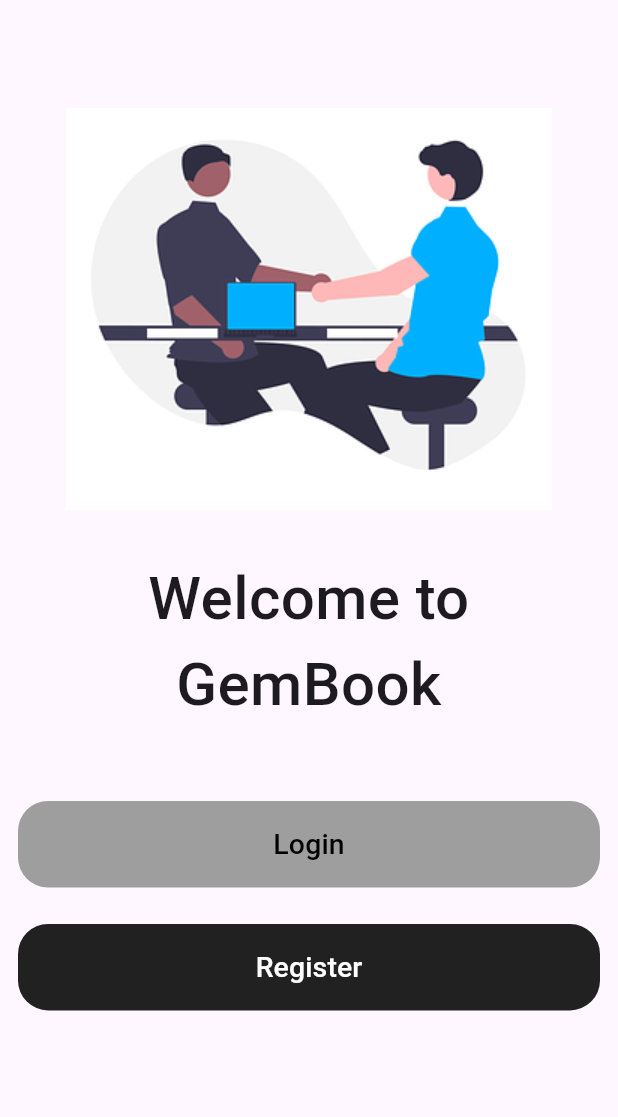
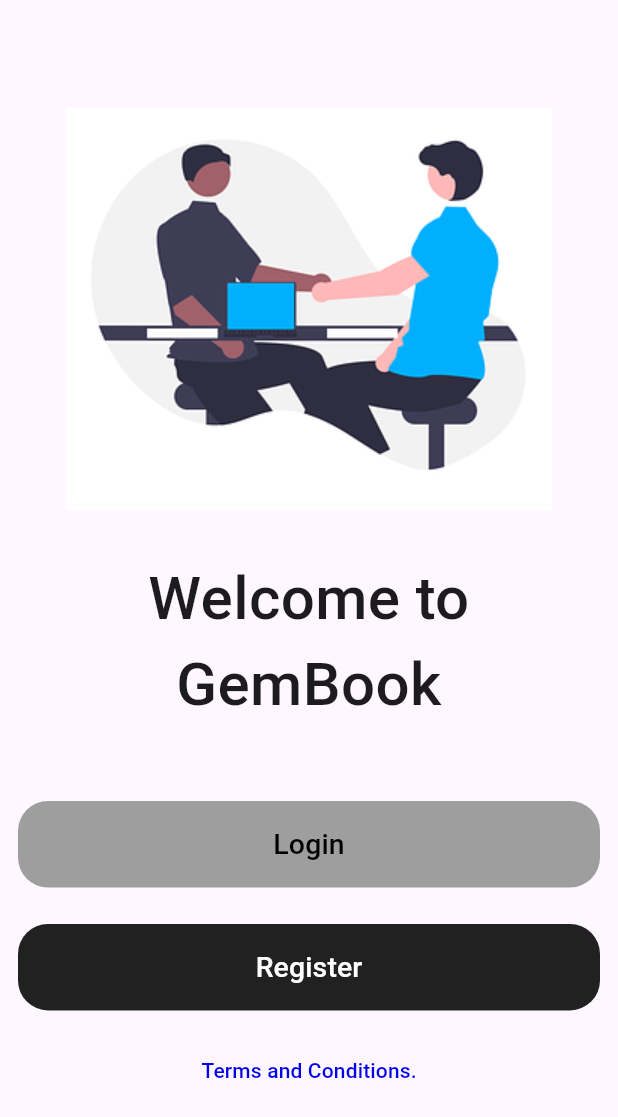
Before and after one commit to Sabithfulail/gem_book_mobile_app, a Flutter app: the IntroPage screen opened by its route, on a phone screen of 412 x 824 dp. Shown: the top 1117 px of the screen. Run offline on Flutter 3.47's test engine with Material 3 defaults, Android fonts, the light colour scheme and no system bars; our stand-ins replace cloud_firestore, curved_navigation_bar, firebase_auth, firebase_core, flutter_secure_storage, flutter_svg and 3 more; missing offline and left inert: tflite_flutter; accounts and stored records are empty.

Commit message:
terms and conditions added

```diff
--- a/lib/features/presentation/views/intro/intro_page.dart
+++ b/lib/features/presentation/views/intro/intro_page.dart
@@ -3,6 +3,9 @@ import 'package:gem_book/features/presentation/widgets/btn_component.dart';
 import 'package:gem_book/utils/app_images.dart';
 import 'package:gem_book/utils/app_strings.dart';
 import 'package:sizer/sizer.dart';
+import 'package:url_launcher/url_launcher.dart';
+import '../../../../utils/app_colors.dart';
+import '../../../../utils/app_constants.dart';
 import '../../../../utils/routes.dart';
 
 class IntroPage extends StatefulWidget {
@@ -49,7 +52,8 @@ class _IntroPageState extends State<IntroPage> {
               title: AppStrings.login,
               color: Colors.grey,
               onTap: () {
-                Navigator.popUntil(context, ModalRoute.withName(Routes.kLoginView));
+                Navigator.popUntil(
+                    context, ModalRoute.withName(Routes.kLoginView));
               },
             ),
             BtnComponent(
@@ -58,9 +62,27 @@ class _IntroPageState extends State<IntroPage> {
                 Navigator.pushNamed(context, Routes.kSignUpView);
               },
             ),
+            _termsAndConditions(context),
           ],
         ),
       ),
     );
   }
+
+
+  _termsAndConditions(context) {
+    return Row(
+      mainAxisAlignment: MainAxisAlignment.center,
+      children: [
+        TextButton(
+            onPressed: () {
+              Navigator.pushNamed(context, Routes.kTermsAndConditionsView);
+            },
+            child: const Text(
+              "Terms and Conditions.",
+              style: TextStyle(color: Color(0xff0000ee)),
+            ))
+      ],
+    );
+  }
 }
--- a/lib/features/presentation/views/login/login_view.dart
+++ b/lib/features/presentation/views/login/login_view.dart
@@ -131,7 +131,7 @@ class _LoginViewState extends State<LoginView> {
     return Row(
       mainAxisAlignment: MainAxisAlignment.center,
       children: [
-        const Text("Dont have an account? "),
+        const Text("Don't have an account? "),
         TextButton(
             onPressed: () {
               Navigator.pushNamed(
--- a/lib/utils/routes.dart
+++ b/lib/utils/routes.dart
@@ -11,6 +11,7 @@ import '../features/presentation/views/login/sign_up_view.dart';
 import '../features/presentation/views/notificaation/notification__view.dart';
 import '../features/presentation/views/profile/profile_view.dart';
 import '../features/presentation/views/splash/splash_view.dart';
+import '../features/presentation/views/terms_and_conditions/terms_and_condition_view.dart';
 import '../features/presentation/widgets/gem_add.dart';
 import '../features/presentation/widgets/gem_details_view.dart';
 import '../features/presentation/widgets/user.dart';
@@ -28,6 +29,7 @@ class Routes {
   static const String kEditPostView = 'kEditPostView';
   static const String kProfileView = 'kProfileView';
   static const String kForgotPasswordView = 'kForgotPasswordView';
+  static const String kTermsAndConditionsView = 'kTermsAndConditionsView';
 
   static Route<dynamic> generateRoute(RouteSettings settings) {
     switch (settings.name) {
@@ -77,7 +79,7 @@ class Routes {
         );
       case Routes.kAddPostView:
         return MaterialPageRoute(
-          builder: (_) =>  const AddPostView(),
+          builder: (_) => const AddPostView(),
           settings: const RouteSettings(name: kAddPostView),
         );
       case Routes.kEditPostView:
@@ -95,6 +97,11 @@ class Routes {
           builder: (_) => const ForgotPasswordView(),
           settings: const RouteSettings(name: kForgotPasswordView),
         );
+      case Routes.kTermsAndConditionsView:
+        return MaterialPageRoute(
+          builder: (_) => const TermsAndConditionsView(),
+          settings: const RouteSettings(name: kTermsAndConditionsView),
+        );
 
       default:
         return MaterialPageRoute(
```
Also changed, not shown: lib/features/presentation/views/terms_and_conditions/terms_and_condition_view.dart (added, +69 -0 lines).
